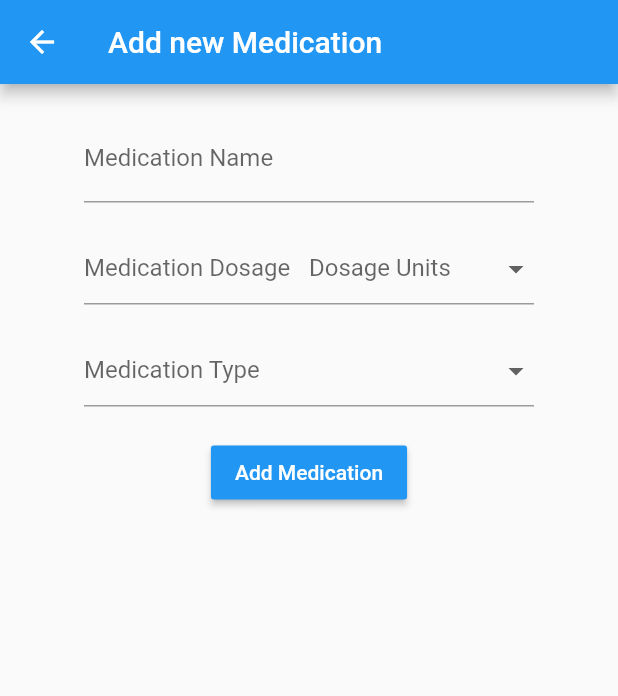
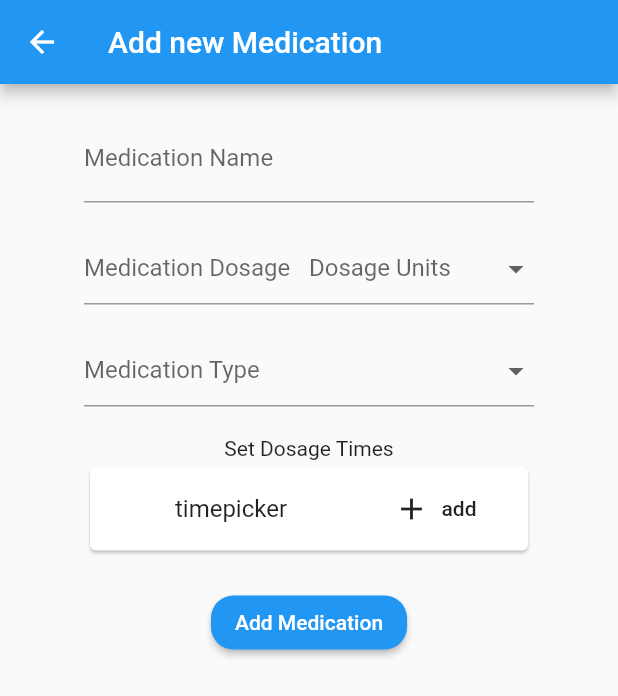
Before and after one commit to rosscraw/MedicationTracker, a Flutter app: the AddMedicationScreen screen opened directly with empty values, on a phone screen of 412 x 824 dp. Shown: the top 696 px of the screen. Run offline on Flutter 3.47's test engine with Material 2 defaults, Android fonts, the light colour scheme and no system bars; our stand-ins replace cloud_firestore, firebase_auth, flutter_spinkit, table_calendar; accounts and stored records are empty.

Commit message:
Created widget for user to add dose timings. Created new Medication Regime class to handle an individuals dosages and timings.

```diff
--- /dev/null
+++ b/medication_tracker/lib/back_end/medication_regime.dart
@@ -0,0 +1,16 @@
+import 'package:medicationtracker/back_end/medication.dart';
+
+/// Class that represents a user's Medication, dosages and timings.
+class MedicationRegime{
+
+  Medication medication;
+  int dosage;
+  List<DateTime> dosageTimings;
+
+  MedicationRegime(this.medication, this.dosage);
+
+  void addDosageTime(DateTime time) {
+    dosageTimings.add(time);
+  }
+
+}
--- /dev/null
+++ b/medication_tracker/lib/screens/custom_widgets/set_dosage_times.dart
@@ -0,0 +1,83 @@
+import 'package:flutter/material.dart';
+
+class SetDosageTimes extends StatefulWidget {
+  @override
+  _SetDosageTimesState createState() => _SetDosageTimesState();
+}
+
+class _SetDosageTimesState extends State<SetDosageTimes> {
+
+  List<DateTime> dosageTimes;
+  int number = 1;
+
+  @override
+  Widget build(BuildContext context) {
+    return Container(
+      child: Column(
+        children: [
+          Text('Set Dosage Times'),
+          ListView.builder(
+            scrollDirection: Axis.vertical,
+            shrinkWrap: true,
+            itemCount: number,
+            itemBuilder: (context, index) {
+              return Card(
+                child: ListTile(
+                  leading: setDeleteIcon(index),
+                  title: Center(child: Text('timepicker')),
+                  trailing: setAddIcon(index),
+              ),
+              );
+            },
+          ),
+        ],
+      )
+
+    );
+  }
+  void addDosageTime(DateTime time) {
+    dosageTimes.add(time);
+  }
+
+  FlatButton setDeleteIcon(int index) {
+    if(number - 1 == index && index > 0) {
+      return FlatButton.icon(
+          onPressed: () {
+            if(number > 1) {
+              number--;
+            }
+            setState(() {
+
+            });
+          },
+          icon: Icon(Icons.delete),
+          label: Text(
+              'remove'
+          )
+      );
+    }
+    else {
+      return null;
+    }
+  }
+
+  FlatButton setAddIcon(int index) {
+    if(number - 1 == index) {
+      return FlatButton.icon(
+          onPressed: () {
+              number++;
+            setState(() {
+
+            });
+          },
+          icon: Icon(Icons.add),
+          label: Text(
+              'add'
+          )
+      );
+    }
+    else {
+      return null;
+    }
+  }
+}
--- a/medication_tracker/lib/screens/home/home_widget.dart
+++ b/medication_tracker/lib/screens/home/home_widget.dart
@@ -2,10 +2,6 @@ import 'package:flutter/material.dart';
 import 'package:medicationtracker/back_end/user.dart';
 import 'package:medicationtracker/screens/custom_widgets/navigation_bar.dart';
 import 'package:medicationtracker/services/firebase_authentication.dart';
-import 'package:medicationtracker/screens/medication_list/medication_list_screen.dart';
-import 'package:medicationtracker/screens/adherence/adherence_screen.dart';
-import 'package:medicationtracker/screens/calendar/calendar_screen.dart';
-import 'home_screen.dart';
 
 /// Represents the scaffold for the main section of the app.
 /// Contains the app bar and navigation bar, as well as the screen that is currently displayed.
--- a/medication_tracker/lib/screens/medication_list/add_medication_screen.dart
+++ b/medication_tracker/lib/screens/medication_list/add_medication_screen.dart
@@ -2,6 +2,7 @@ import 'package:flutter/cupertino.dart';
 import 'package:flutter/material.dart';
 import 'package:medicationtracker/back_end/medication.dart';
 import 'package:medicationtracker/back_end/user.dart';
+import 'package:medicationtracker/screens/custom_widgets/set_dosage_times.dart';
 
 
 /// Screen that allows user to input details about their Medication and adds it to their medication list.
@@ -129,7 +130,13 @@ class _AddMedicationScreenState extends State<AddMedicationScreen> {
                             },
                           ),
                           SizedBox(height: 20.0),
+                          // Dosage Timings List
+                          SetDosageTimes(),
+                          SizedBox(height: 20.0),
                           RaisedButton(
+                            shape: RoundedRectangleBorder(
+                              borderRadius: BorderRadius.circular(15.0),
+                            ),
                             color: Colors.blue,
                             child: Text(
                               'Add Medication',
--- a/medication_tracker/pubspec.yaml
+++ b/medication_tracker/pubspec.yaml
@@ -30,6 +30,7 @@ dependencies:
   cloud_firestore: ^0.13.7
   provider: ^4.1.3
   flutter_spinkit: ^4.1.2+1
+  charts_flutter: ^0.9.0
 
 
   # The following adds the Cupertino Icons font to your application.
```
Also changed, not shown: medication_tracker/pubspec.lock.
